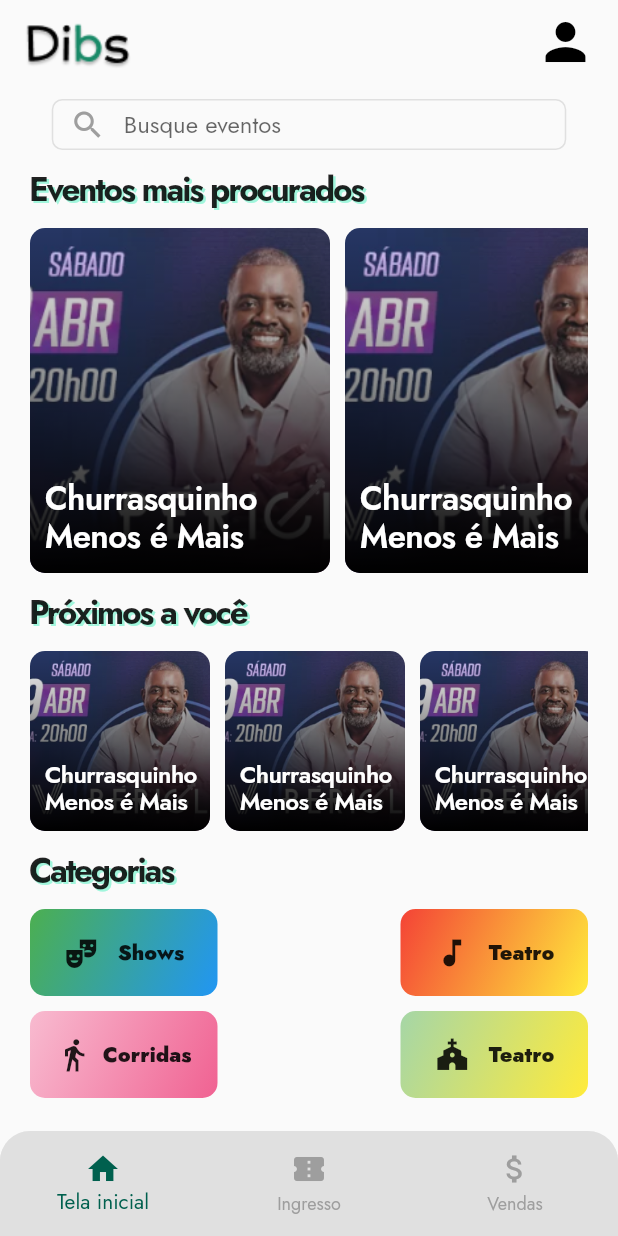
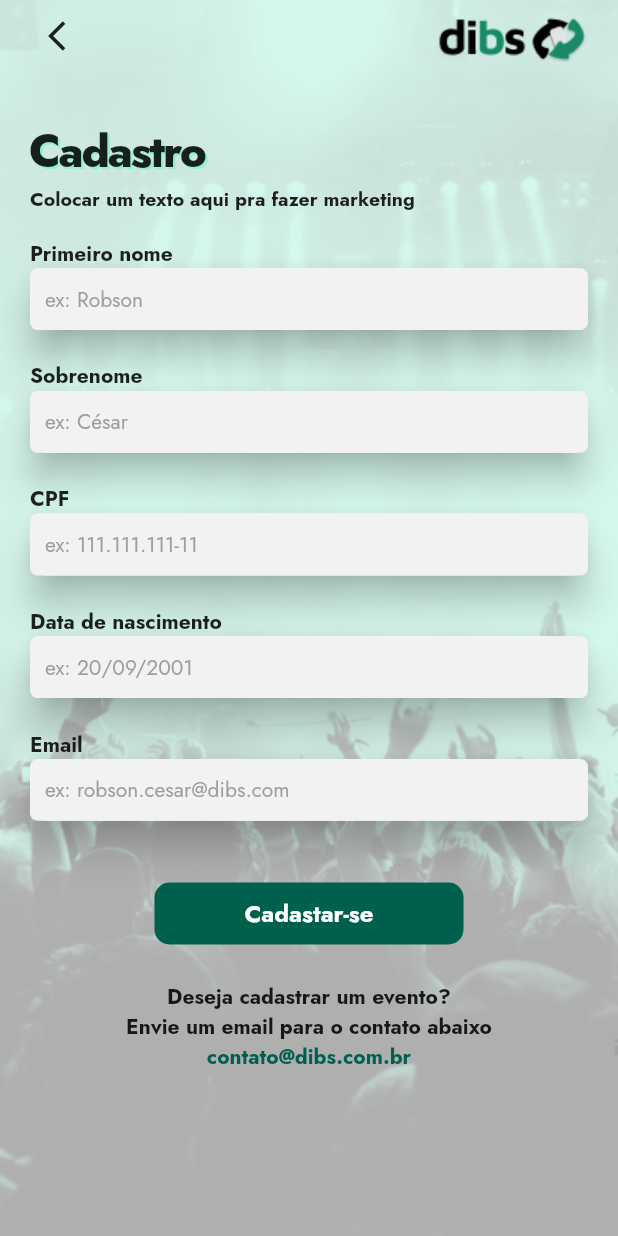
Before and after one commit to MatheusAGomes/dibs, a Flutter app: the screen it shows after launch, on a phone screen of 412 x 824 dp. Run offline on Flutter 3.47's test engine with Material 2 defaults, Android fonts, the phone set to English and light mode, and no system bars; drawn by our look-alikes of loader_overlay; our stand-ins replace animated_toggle_switch, dio, fluttertoast, google_fonts, jwt_decoder, pretty_dio_logger and 3 more; missing offline and left inert: validatorless; generated files the repository leaves out were written again; project files that could hold a hidden picture were left out.

Commit message:
tela de cadastro

```diff
--- a/lib/public/auth/auth_screen.dart
+++ b/lib/public/auth/auth_screen.dart
@@ -1,3 +1,4 @@
+import 'package:dibs/public/auth/signup.dart';
 import 'package:flutter/material.dart';
 import 'package:provider/provider.dart';
 
@@ -37,9 +38,10 @@ class _AuthScreenState extends State<AuthScreen> {
           if (auth.estaAutenticado) {
             return SignInScreen();
           } else {
-            return EstruturasScreen();
+            //return EstruturasScreen();
             //return MainEmpresa();
             //return SignInScreen();
+            return SignUpScreen();
           }
         }
       },
--- /dev/null
+++ b/lib/public/auth/signup.dart
@@ -0,0 +1,283 @@
+import 'package:animated_toggle_switch/animated_toggle_switch.dart';
+import 'package:dio/dio.dart';
+import 'package:flutter/material.dart';
+import 'package:flutter/services.dart';
+import 'package:provider/provider.dart';
+import 'package:validatorless/validatorless.dart';
+
+import '../../../shared/constance/constance.dart';
+import '../../../shared/routes/routes.dart';
+
+import '../../../shared/service/colorService.dart';
+import '../../../shared/store.dart';
+import '../../models/auth.dart';
+import '../../widget/textfieldpadrao.dart';
+
+class SignUpScreen extends StatefulWidget {
+  SignUpScreen({Key? key}) : super(key: key);
+
+  @override
+  State<SignUpScreen> createState() => _SignUpScreenState();
+}
+
+class _SignUpScreenState extends State<SignUpScreen> {
+  @override
+  void initState() {
+    super.initState();
+  }
+
+  int value = 0;
+  TextEditingController usuarioController = TextEditingController();
+
+  TextEditingController senhaController = TextEditingController();
+
+  @override
+  Widget build(BuildContext context) {
+    return Scaffold(
+      body: Container(
+        height: MediaQuery.of(context).size.height,
+        width: MediaQuery.of(context).size.width,
+        decoration: BoxDecoration(
+          image: DecorationImage(
+            colorFilter:
+                ColorFilter.mode(Color(0xff7EF4D1), BlendMode.modulate),
+            image: AssetImage("assets/images/loginPageImage.png"),
+            fit: BoxFit.cover,
+          ),
+        ),
+        child: SafeArea(
+          child: Padding(
+            padding: EdgeInsets.symmetric(horizontal: 20),
+            child: SingleChildScrollView(
+              child: Column(
+                crossAxisAlignment: CrossAxisAlignment.start,
+                children: [
+                  Row(
+                    mainAxisAlignment: MainAxisAlignment.spaceBetween,
+                    children: [
+                      IconButton(
+                          onPressed: (() {}), icon: Icon(Icons.arrow_back_ios)),
+                      Image.asset("assets/images/Dibs logo.png")
+                    ],
+                  ),
+                  SizedBox(
+                    height: MediaQuery.of(context).size.height * 0.05,
+                  ),
+                  SizedBox(
+                    width: MediaQuery.of(context).size.width * 0.6,
+                    child: Text(
+                      'Cadastro',
+                      style: TextStyle(
+                          height: 1,
+                          fontWeight: FontWeight.w800,
+                          fontSize: 30,
+                          letterSpacing: -1.41,
+                          shadows: <Shadow>[
+                            Shadow(
+                                offset: Offset(1.5, 1.5),
+                                color: Color.fromRGBO(126, 244, 209, 0.72))
+                          ]),
+                    ),
+                  ),
+                  SizedBox(
+                    height: MediaQuery.of(context).size.width * 0.01,
+                  ),
+                  SizedBox(
+                    width: MediaQuery.of(context).size.width * 0.8,
+                    child: Text(
+                      'Colocar um texto aqui pra fazer marketing',
+                      style:
+                          TextStyle(fontWeight: FontWeight.bold, fontSize: 13),
+                    ),
+                  ),
+                  SizedBox(
+                    height: MediaQuery.of(context).size.height * 0.02,
+                  ),
+                  Row(
+                    children: [
+                      Text(
+                        'Primeiro nome',
+                        style: TextStyle(fontWeight: FontWeight.bold),
+                      )
+                    ],
+                  ),
+                  SizedBox(
+                    height: MediaQuery.of(context).size.height * 0.05,
+                    child: Material(
+                      elevation: 10.0,
+                      borderRadius: BorderRadius.circular(11),
+                      child: TextFieldPadrao(
+                        hintText: 'ex: Robson',
+                        click: () {},
+                        semMensagem: false,
+                        padding:
+                            EdgeInsets.symmetric(vertical: 0, horizontal: 10),
+                        filled: true,
+                      ),
+                    ),
+                  ),
+                  SizedBox(
+                    height: MediaQuery.of(context).size.width * 0.05,
+                  ),
+                  Row(
+                    children: [
+                      Text(
+                        'Sobrenome',
+                        style: TextStyle(fontWeight: FontWeight.bold),
+                      )
+                    ],
+                  ),
+                  SizedBox(
+                    height: MediaQuery.of(context).size.height * 0.05,
+                    child: Material(
+                      elevation: 10.0,
+                      borderRadius: BorderRadius.circular(11),
+                      child: TextFieldPadrao(
+                        hintText: 'ex: César',
+                        click: () {},
+                        semMensagem: false,
+                        padding:
+                            EdgeInsets.symmetric(vertical: 0, horizontal: 10),
+                        filled: true,
+                      ),
+                    ),
+                  ),
+                  SizedBox(
+                    height: MediaQuery.of(context).size.width * 0.05,
+                  ),
+                  Row(
+                    children: [
+                      Text(
+                        'CPF',
+                        style: TextStyle(fontWeight: FontWeight.bold),
+                      )
+                    ],
+                  ),
+                  SizedBox(
+                    height: MediaQuery.of(context).size.height * 0.05,
+                    child: Material(
+                      elevation: 10.0,
+                      borderRadius: BorderRadius.circular(11),
+                      child: TextFieldPadrao(
+                        hintText: 'ex: 111.111.111-11',
+                        click: () {},
+                        semMensagem: false,
+                        padding:
+                            EdgeInsets.symmetric(vertical: 0, horizontal: 10),
+                        filled: true,
+                      ),
+                    ),
+                  ),
+                  SizedBox(
+                    height: MediaQuery.of(context).size.width * 0.05,
+                  ),
+                  Row(
+                    children: [
+                      Text(
+                        'Data de nascimento',
+                        style: TextStyle(fontWeight: FontWeight.bold),
+                      )
+                    ],
+                  ),
+                  SizedBox(
+                    height: MediaQuery.of(context).size.height * 0.05,
+                    child: Material(
+                      elevation: 10.0,
+                      borderRadius: BorderRadius.circular(11),
+                      child: TextFieldPadrao(
+                        hintText: 'ex: 20/09/2001',
+                        click: () {},
+                        semMensagem: false,
+                        padding:
+                            EdgeInsets.symmetric(vertical: 0, horizontal: 10),
+                        filled: true,
+                      ),
+                    ),
+                  ),
+                  SizedBox(
+                    height: MediaQuery.of(context).size.width * 0.05,
+                  ),
+                  Row(
+                    children: [
+                      Text(
+                        'Email',
+                        style: TextStyle(fontWeight: FontWeight.bold),
+                      )
+                    ],
+                  ),
+                  SizedBox(
+                    height: MediaQuery.of(context).size.height * 0.05,
+                    child: Material(
+                      elevation: 10.0,
+                      borderRadius: BorderRadius.circular(11),
+                      child: TextFieldPadrao(
+                        hintText: 'ex: robson.cesar@dibs.com',
+                        click: () {},
+                        semMensagem: false,
+                        padding:
+                            EdgeInsets.symmetric(vertical: 0, horizontal: 10),
+                        filled: true,
+                      ),
+                    ),
+                  ),
+                  SizedBox(
+                    height: MediaQuery.of(context).size.height * 0.05,
+                  ),
+                  Center(
+                    child: InkWell(
+                      child: Container(
+                        child: Center(
+                          child: Text(
+                            'Cadastar-se',
+                            style: TextStyle(
+                                color: Colors.white,
+                                fontWeight: FontWeight.bold,
+                                fontSize: 16),
+                          ),
+                        ),
+                        decoration: BoxDecoration(
+                          borderRadius: BorderRadius.circular(10),
+                          color: ColorService.verde,
+                        ),
+                        height: MediaQuery.of(context).size.height * 0.05,
+                        width: MediaQuery.of(context).size.width * 0.5,
+                      ),
+                    ),
+                  ),
+                  SizedBox(
+                    height: MediaQuery.of(context).size.height * 0.03,
+                  ),
+                  Center(
+                    child: Column(
+                      mainAxisAlignment: MainAxisAlignment.center,
+                      crossAxisAlignment: CrossAxisAlignment.center,
+                      children: [
+                        Text(
+                          'Deseja cadastrar um evento?',
+                          style: TextStyle(fontWeight: FontWeight.bold),
+                        ),
+                        Text(
+                          'Envie um email para o contato abaixo',
+                          style: TextStyle(fontWeight: FontWeight.bold),
+                        ),
+                        InkWell(
+                          onTap: () {},
+                          child: Text(
+                            'contato@dibs.com.br',
+                            style: TextStyle(
+                                color: ColorService.verde,
+                                fontWeight: FontWeight.bold),
+                          ),
+                        )
+                      ],
+                    ),
+                  ),
+                ],
+              ),
+            ),
+          ),
+        ),
+      ),
+    );
+  }
+}
```
